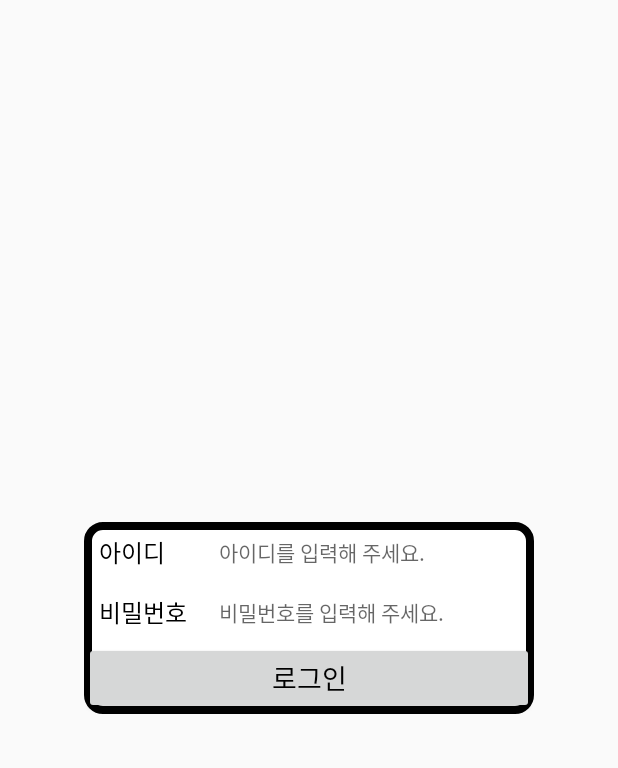
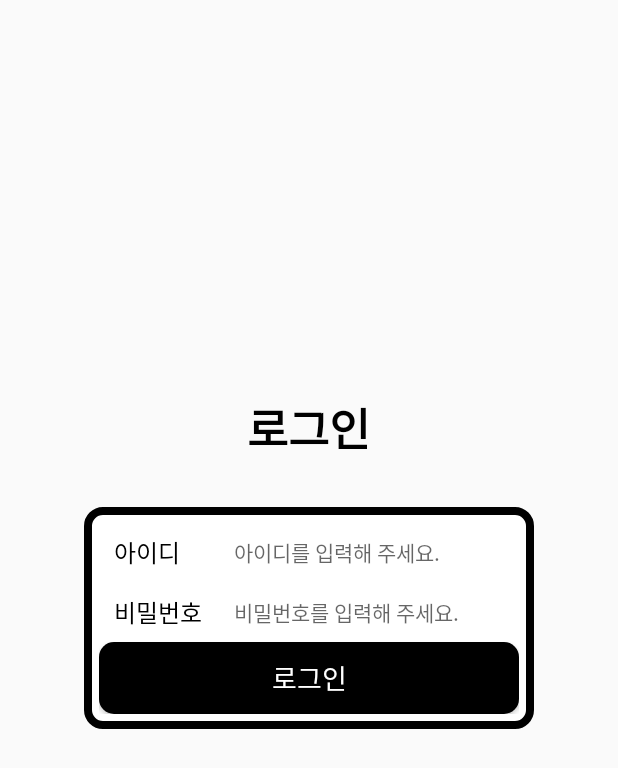
Before and after one commit to JinHwanJung/android-study-java, an Android app: the LoginActivity screen opened directly, with no data from a screen before it, on a phone screen of 412 x 824 dp. Shown: the top 768 px of the screen. Run offline under Robolectric (Android 15) with nearby library versions, the phone set to English and light mode, and no system bars.

Commit message:
로그인 뷰 작업

```diff
--- /dev/null
+++ b/app/src/main/res/drawable/login_button.xml
@@ -0,0 +1,5 @@
+<?xml version="1.0" encoding="utf-8"?>
+<shape xmlns:android="http://schemas.android.com/apk/res/android">
+    <solid android:color="@color/black" />
+    <corners android:radius="10dp" />
+</shape>
--- a/app/src/main/res/layout/activity_login.xml
+++ b/app/src/main/res/layout/activity_login.xml
@@ -4,10 +4,24 @@
     android:layout_width="match_parent"
     android:layout_height="match_parent">
 
+    <TextView
+        android:layout_width="wrap_content"
+        android:layout_height="wrap_content"
+        android:layout_above="@+id/login_view_box"
+        android:layout_marginBottom="30dp"
+        android:layout_centerInParent="true"
+        android:textStyle="bold"
+        android:textSize="30sp"
+        android:textColor="@color/black"
+        android:text="@string/msg_login"
+        />
+
     <LinearLayout
+        android:id="@+id/login_view_box"
         android:layout_width="300dp"
         android:layout_height="wrap_content"
         android:orientation="vertical"
+        android:padding="10dp"
         android:layout_centerInParent="true"
         android:background="@drawable/round_black_box">
 
@@ -61,7 +75,8 @@
             android:layout_width="match_parent"
             android:layout_height="48dp"
             android:textSize="18sp"
-            android:textColor="@color/black"
+            android:textColor="@color/white"
+            android:background="@drawable/login_button"
             android:text="@string/msg_login"
             />
 
```
